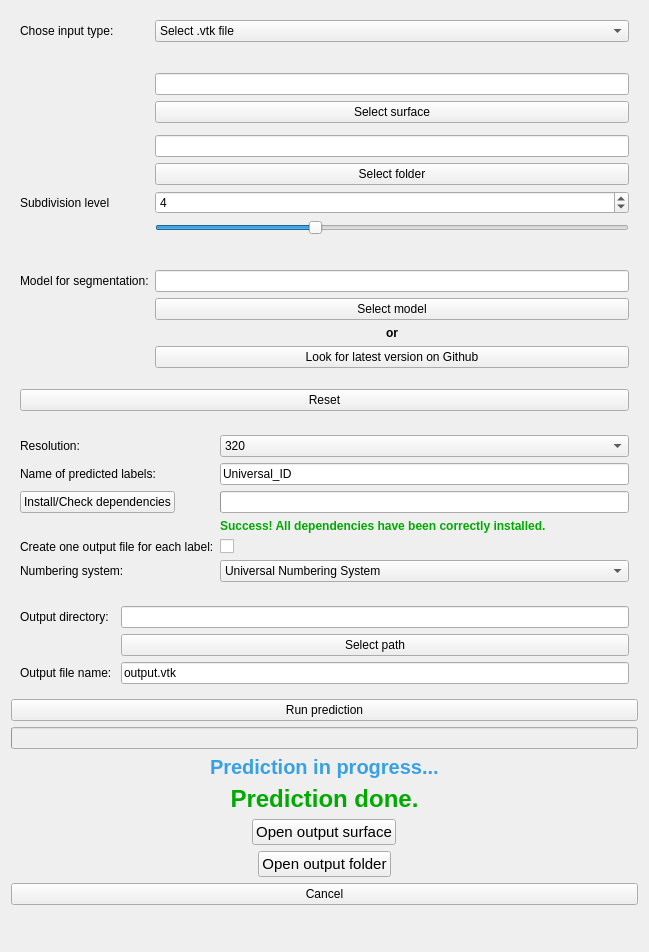
Qt form CrownSegmentation/Resources/UI/CrownSegmentation.ui (DCBIA-OrthoLab/SlicerDentalModelSeg) before a commit.
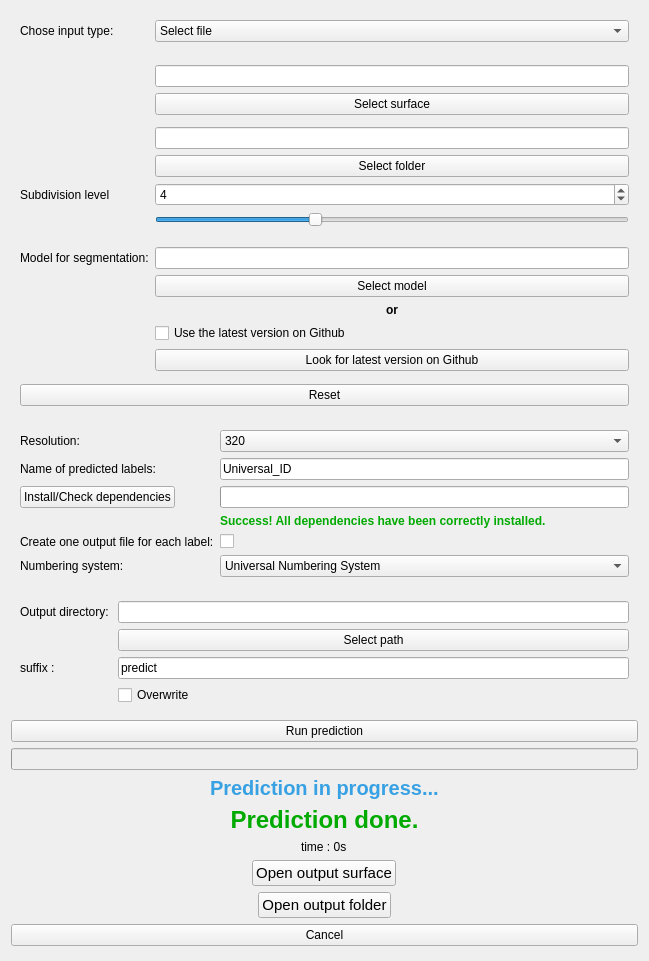
The same form after that commit. Custom widgets are drawn as their Qt base class.

The edit to the form file:
```diff
--- a/CrownSegmentation/Resources/UI/CrownSegmentation.ui
+++ b/CrownSegmentation/Resources/UI/CrownSegmentation.ui
@@ -7,7 +7,7 @@
     <x>0</x>
     <y>0</y>
     <width>649</width>
-    <height>952</height>
+    <height>961</height>
    </rect>
   </property>
   <property name="minimumSize">
@@ -51,7 +51,7 @@
        <widget class="QComboBox" name="surfaceComboBox">
         <item>
          <property name="text">
-          <string>Select .vtk file</string>
+          <string>Select file</string>
          </property>
         </item>
         <item>
@@ -241,14 +241,14 @@
         </property>
        </widget>
       </item>
-      <item row="22" column="1">
+      <item row="21" column="1">
        <widget class="QPushButton" name="browseModelButton">
         <property name="text">
          <string>Select model</string>
         </property>
        </widget>
       </item>
-      <item row="23" column="1">
+      <item row="22" column="1">
        <widget class="QLabel" name="label_8">
         <property name="text">
          <string>&lt;html&gt;&lt;head/&gt;&lt;body&gt;&lt;p align=&quot;center&quot;&gt;&lt;span style=&quot; font-weight:600;&quot;&gt;or&lt;/span&gt;&lt;/p&gt;&lt;/body&gt;&lt;/html&gt;</string>
@@ -285,6 +285,13 @@
         </property>
        </widget>
       </item>
+      <item row="23" column="1">
+       <widget class="QCheckBox" name="checkBoxLatestModel">
+        <property name="text">
+         <string>Use the latest version on Github</string>
+        </property>
+       </widget>
+      </item>
      </layout>
     </widget>
    </item>
@@ -457,14 +464,21 @@
       <item row="4" column="0">
        <widget class="QLabel" name="outputFileLabel">
         <property name="text">
-         <string>Output file name: </string>
+         <string>suffix : </string>
         </property>
        </widget>
       </item>
       <item row="4" column="1">
        <widget class="QLineEdit" name="outputFileLineEdit">
         <property name="text">
-         <string>output.vtk</string>
+         <string>predict</string>
+        </property>
+       </widget>
+      </item>
+      <item row="5" column="1">
+       <widget class="QCheckBox" name="checkBoxOverwrite">
+        <property name="text">
+         <string>Overwrite</string>
         </property>
        </widget>
       </item>
@@ -530,6 +544,13 @@
      </property>
     </widget>
    </item>
+   <item alignment="Qt::AlignHCenter">
+    <widget class="QLabel" name="timeLabel">
+     <property name="text">
+      <string>time : 0s</string>
+     </property>
+    </widget>
+   </item>
    <item alignment="Qt::AlignHCenter">
     <widget class="QPushButton" name="openOutSurfButton">
      <property name="font">
@@ -591,12 +612,6 @@
   </layout>
  </widget>
  <customwidgets>
-  <customwidget>
-   <class>ctkCollapsibleButton</class>
-   <extends>QWidget</extends>
-   <header>ctkCollapsibleButton.h</header>
-   <container>1</container>
-  </customwidget>
   <customwidget>
    <class>qMRMLNodeComboBox</class>
    <extends>QWidget</extends>
@@ -608,6 +623,12 @@
    <header>qMRMLWidget.h</header>
    <container>1</container>
   </customwidget>
+  <customwidget>
+   <class>ctkCollapsibleButton</class>
+   <extends>QWidget</extends>
+   <header>ctkCollapsibleButton.h</header>
+   <container>1</container>
+  </customwidget>
  </customwidgets>
  <resources/>
  <connections/>
```
Left out of the diff: 2 changed lines with no effect on the pictures.
